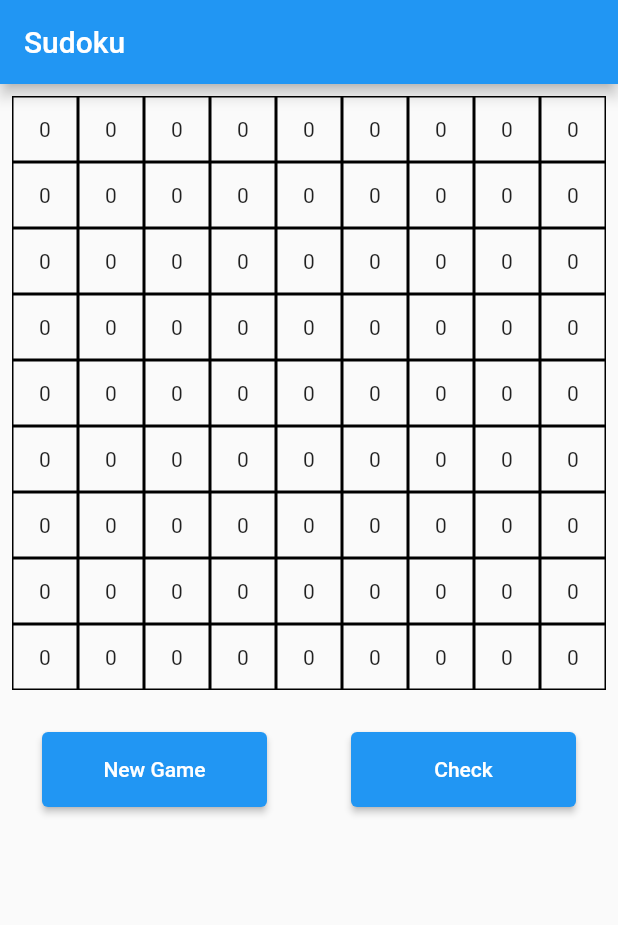
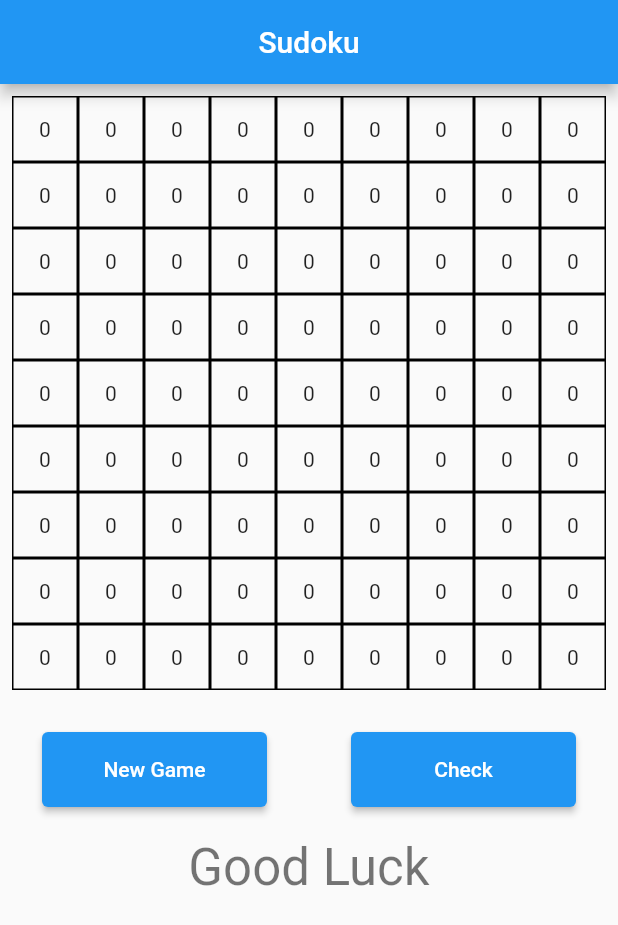
Before and after one commit to shathaMh1/sudoku, a Flutter app: the screen it shows after launch, after a tap on "New Game", on a phone screen of 412 x 824 dp. Shown: the top 925 px of the screen. Run offline on Flutter 3.47's test engine with Material 2 defaults, Android fonts, the phone set to English and light mode, and no system bars; missing offline and left inert: sudoku_solver_generator.

Commit message:
second update

```diff
--- a/lib/main.dart
+++ b/lib/main.dart
@@ -17,34 +17,35 @@ class MyApp extends StatelessWidget {
       home: Scaffold(
           appBar: AppBar(
             title: const Text("Sudoku"),
+            centerTitle: true,
           ),
           body: const MyHomePage()),
     );
   }
 }
-//statefulwidget عشان البيانات عندي مو ثابتة stf
+
 class MyHomePage extends StatefulWidget {
   const MyHomePage({super.key});
+
   @override
   State<MyHomePage> createState() => _MyHomePageState();
 }
 
 class _MyHomePageState extends State<MyHomePage> {
-  //احولها للست عادية عشان اوصل لها عن طريق الاندكس
   List displaygrid = List.generate(81, (i) => 0);
-  // املأ الdisplaygrid في القيم الموجودة في newsodoku اللي جاية من الباكج نفسها
-  List<List<int>> newsudoku = [
-    // [1, 2, 3],
-    // [1, 2, 3],
-    // [1, 2, 3]
-  ];
+  List displaygridSolved = List.generate(81, (i) => 0);
+  String resault = 'Good Luck!';
+
+  List<List<int>> newsudoku = [];
   List<List<int>> solvedsudoku = [];
   sudokuGen() {
-    var sudokuGenerator = SudokuGenerator(emptySquares: 54);
-    // SudokuUtilities.printSudoku(sudokuGenerator.newSudoku);
-    //new يحط لي فيها نسخة جديد من سودوكو // grid random number يخزنهم في الليست الجديد newsudoku
+    setState(() {
+      resault = 'Good Luck';
+    });
+    var sudokuGenerator = SudokuGenerator(emptySquares: 1);
+    SudokuUtilities.printSudoku(sudokuGenerator.newSudoku);
+
     newsudoku = sudokuGenerator.newSudoku;
-    // مليتها بالقيم اللي جاية من الباكج
     var index = 0;
     for (var i = 0; i < 9; i++) {
       for (var j = 0; j < 9; j++) {
@@ -53,33 +54,46 @@ class _MyHomePageState extends State<MyHomePage> {
       }
     }
 
-    print('-------------------------');
     SudokuUtilities.printSudoku(sudokuGenerator.newSudokuSolved);
     solvedsudoku = sudokuGenerator.newSudokuSolved;
+    var index1 = 0;
+
+    for (var i = 0; i < 9; i++) {
+      for (var j = 0; j < 9; j++) {
+        displaygridSolved[index1] = solvedsudoku[i][j];
+        index1++;
+      }
+    }
+  }
+
+  isGridSolved() {
+    if (displaygrid.join() == displaygridSolved.join()) {
+      setState(() {
+        resault = 'Congratulations';
+      });
+    } else {
+      setState(() {
+        resault = 'Try Again';
+      });
+    }
   }
 
   @override
   Widget build(BuildContext context) {
-    //scafold ترسم لي الصفحة و احط داخلها الاشياء اللي ابي ارسمها
     return Scaffold(
       body: Column(
         children: [
           Padding(
             padding: const EdgeInsets.all(8.0),
-            //grid
             child: GridView.builder(
               itemCount: 81,
               physics: const ScrollPhysics(),
               shrinkWrap: true,
-              // عشان تقفل لي القريد فيو على قد العناصر اللي فيها عشان ما يصير error UI
-              // من خصائص gridviwe
               gridDelegate: const SliverGridDelegateWithFixedCrossAxisCount(
-                // احدد العناصر اللي في الوضع الافقي ب 9
                 crossAxisCount: 9,
               ),
               itemBuilder: ((context, index) {
                 return GestureDetector(
-                  // عشان اوفر خاصية ال on tap
                   onTap: () {
                     showDialog(
                       context: context,
@@ -150,15 +164,22 @@ class _MyHomePageState extends State<MyHomePage> {
                 height: 50,
                 child: ElevatedButton(
                   onPressed: () {
-                    setState(() {
-                      sudokuGen();
-                    });
+                    isGridSolved();
                   },
                   child: const Text('Check'),
                 ),
               ),
             ],
           ),
+          const SizedBox(
+            height: 20,
+          ),
+          Center(
+            child: Text(
+              resault,
+              style: Theme.of(context).textTheme.headline4,
+            ),
+          )
         ],
       ),
     );
```
Also changed, not shown: 1 other file.
